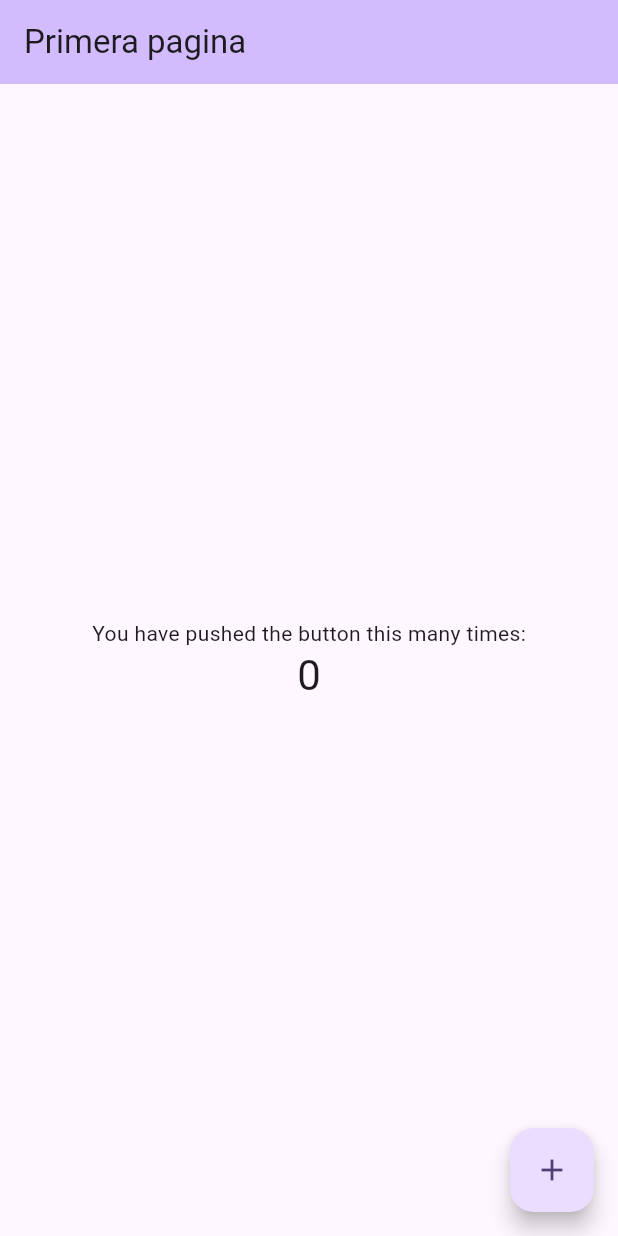
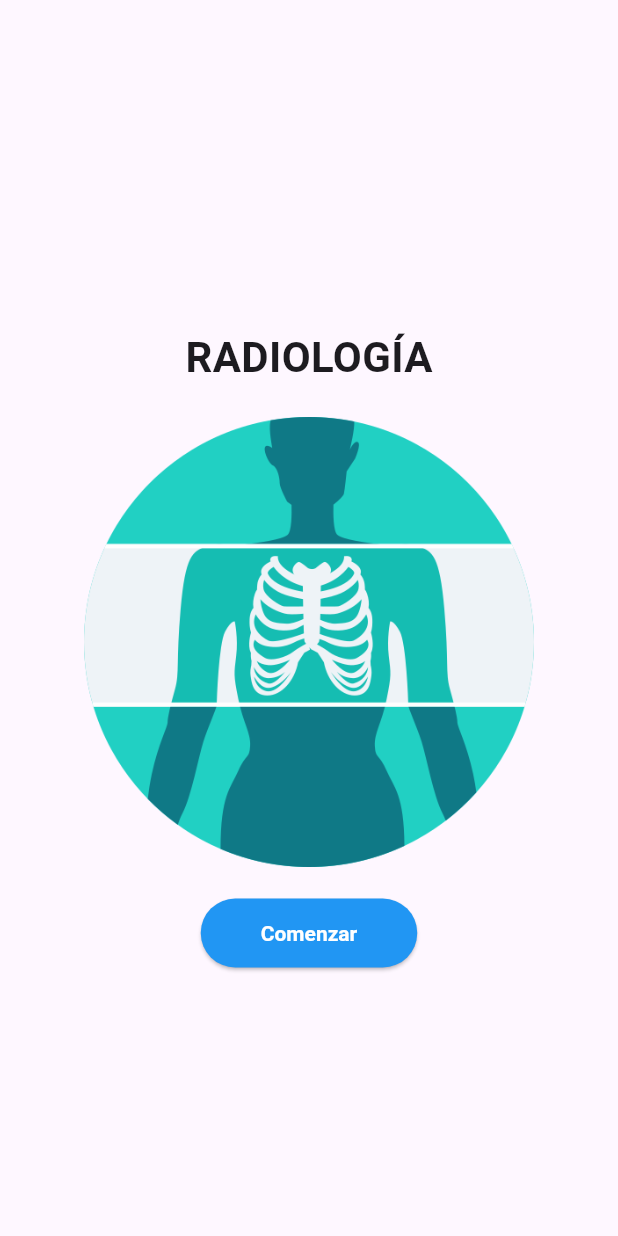
Before and after one commit to AlbertoGorgonio/radiologia, a Flutter app: the screen it shows after launch, on a phone screen of 412 x 824 dp. Run offline on Flutter 3.47's test engine with Material 3 defaults, Android fonts, the phone set to English and light mode, and no system bars.

Commit message:
cambios de inicio de sesion

```diff
--- a/lib/main.dart
+++ b/lib/main.dart
@@ -1,125 +1,59 @@
 import 'package:flutter/material.dart';
 
-void main() {
-  runApp(const MyApp());
-}
+import 'login.dart';
 
-class MyApp extends StatelessWidget {
-  const MyApp({super.key});
-
-  // This widget is the root of your application.
+class MyScreen extends StatelessWidget {
   @override
   Widget build(BuildContext context) {
-    return MaterialApp(
-      title: 'Flutter ',
-      theme: ThemeData(
-        // This is the theme of your application.
-        //
-        // TRY THIS: Try running your application with "flutter run". You'll see
-        // the application has a purple toolbar. Then, without quitting the app,
-        // try changing the seedColor in the colorScheme below to Colors.green
-        // and then invoke "hot reload" (save your changes or press the "hot
-        // reload" button in a Flutter-supported IDE, or press "r" if you used
-        // the command line to start the app).
-        //
-        // Notice that the counter didn't reset back to zero; the application
-        // state is not lost during the reload. To reset the state, use hot
-        // restart instead.
-        //
-        // This works for code too, not just values: Most code changes can be
-        // tested with just a hot reload.
-        colorScheme: ColorScheme.fromSeed(seedColor: Colors.deepPurple),
-        useMaterial3: true,
+    return Scaffold(
+      body: Center(
+        child: Column(
+          mainAxisAlignment: MainAxisAlignment.center,
+          crossAxisAlignment: CrossAxisAlignment.center,
+          children: [
+            SizedBox(height: 40.0), // Espacio superior
+            Text(
+              'RADIOLOGÍA',
+              style: TextStyle(
+                fontFamily: 'Roboto',
+                fontWeight: FontWeight.bold,
+                fontSize: 28.0,
+              ),
+            ),
+            SizedBox(height: 20.0),
+            Image.asset(
+              'assets/images/ini.png',
+              width: 300.0, // Ajusta el ancho según tus necesidades
+              height: 300.0, // Ajusta la altura según tus necesidades
+            ),
+            SizedBox(height: 20.0),
+            ElevatedButton(
+              onPressed: () {
+                Navigator.push(
+                  context,
+                  MaterialPageRoute(builder: (context) => LoginScreen()),
+                );
+              },
+              style: ElevatedButton.styleFrom(
+                foregroundColor: Colors.white, // Color del texto del botón
+                backgroundColor: Colors.blue, // Color de fondo del botón
+                padding: EdgeInsets.symmetric(horizontal: 40.0, vertical: 15.0), // Padding del botón
+                textStyle: TextStyle(
+                  fontWeight: FontWeight.bold, // Texto en negritas
+                ),
+              ),
+              child: Text('Comenzar'),
+            ),
+          ],
+        ),
       ),
-      home: const MyHomePage(title: 'Primera pagina'),
     );
   }
 }
 
-class MyHomePage extends StatefulWidget {
-  const MyHomePage({super.key, required this.title});
-
-  // This widget is the home page of your application. It is stateful, meaning
-  // that it has a State object (defined below) that contains fields that affect
-  // how it looks.
-
-  // This class is the configuration for the state. It holds the values (in this
-  // case the title) provided by the parent (in this case the App widget) and
-  // used by the build method of the State. Fields in a Widget subclass are
-  // always marked "final".
-
-  final String title;
-
-  @override
-  State<MyHomePage> createState() => _MyHomePageState();
+void main() {
+  runApp(MaterialApp(
+    home: MyScreen(),
+    debugShowCheckedModeBanner: false, // Oculta la barra de debug
+  ));
 }
-
-class _MyHomePageState extends State<MyHomePage> {
-  int _counter = 0;
-
-  void _incrementCounter() {
-    setState(() {
-      // This call to setState tells the Flutter framework that something has
-      // changed in this State, which causes it to rerun the build method below
-      // so that the display can reflect the updated values. If we changed
-      // _counter without calling setState(), then the build method would not be
-      // called again, and so nothing would appear to happen.
-      _counter++;
-    });
-  }
-
-  @override
-  Widget build(BuildContext context) {
-    // This method is rerun every time setState is called, for instance as done
-    // by the _incrementCounter method above.
-    //
-    // The Flutter framework has been optimized to make rerunning build methods
-    // fast, so that you can just rebuild anything that needs updating rather
-    // than having to individually change instances of widgets.
-    return Scaffold(
-      appBar: AppBar(
-        // TRY THIS: Try changing the color here to a specific color (to
-        // Colors.amber, perhaps?) and trigger a hot reload to see the AppBar
-        // change color while the other colors stay the same.
-        backgroundColor: Theme.of(context).colorScheme.inversePrimary,
-        // Here we take the value from the MyHomePage object that was created by
-        // the App.build method, and use it to set our appbar title.
-        title: Text(widget.title),
-      ),
-      body: Center(
-        // Center is a layout widget. It takes a single child and positions it
-        // in the middle of the parent.
-        child: Column(
-          // Column is also a layout widget. It takes a list of children and
-          // arranges them vertically. By default, it sizes itself to fit its
-          // children horizontally, and tries to be as tall as its parent.
-          //
-          // Column has various properties to control how it sizes itself and
-          // how it positions its children. Here we use mainAxisAlignment to
-          // center the children vertically; the main axis here is the vertical
-          // axis because Columns are vertical (the cross axis would be
-          // horizontal).
-          //
-          // TRY THIS: Invoke "debug painting" (choose the "Toggle Debug Paint"
-          // action in the IDE, or press "p" in the console), to see the
-          // wireframe for each widget.
-          mainAxisAlignment: MainAxisAlignment.center,
-          children: <Widget>[
-            const Text(
-              'You have pushed the button this many times:',
-            ),
-            Text(
-              '$_counter',
-              style: Theme.of(context).textTheme.headlineMedium,
-            ),
-          ],
-        ),
-      ),
-      floatingActionButton: FloatingActionButton(
-        onPressed: _incrementCounter,
-        tooltip: 'Increment',
-        child: const Icon(Icons.add),
-      ), // This trailing comma makes auto-formatting nicer for build methods.
-    );
-  }
-}
--- a/pubspec.yaml
+++ b/pubspec.yaml
@@ -59,9 +59,8 @@ flutter:
   uses-material-design: true
 
   # To add assets to your application, add an assets section, like this:
-  # assets:
-  #   - images/a_dot_burr.jpeg
-  #   - images/a_dot_ham.jpeg
+  assets:
+    - assets/images/
 
   # An image asset can refer to one or more resolution-specific "variants", see
   # https://flutter.dev/assets-and-images/#resolution-aware
```
Also changed, not shown: lib/home.dart (added, +26 -0 lines), lib/login.dart (added, +69 -0 lines), assets/images/ini.png (added).
